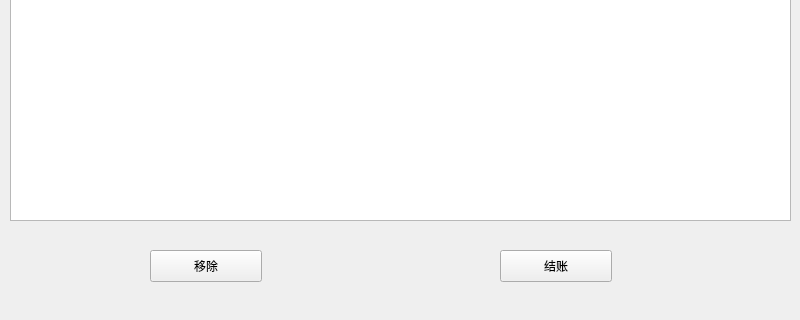
Qt form cartwindow.ui (rei-smz/oop-homework) before a commit; both pictures show x 0 to 800 and y 280 to 600 of the 800 by 600 pixel window.
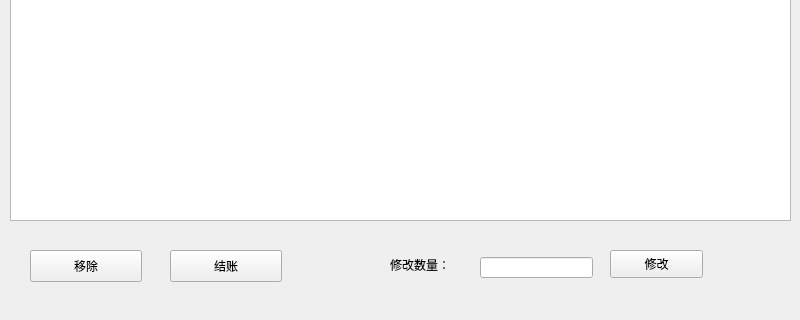
The same form after that commit.

Diff of the .ui file:
```diff
--- a/cartwindow.ui
+++ b/cartwindow.ui
@@ -66,7 +66,7 @@
   <widget class="QPushButton" name="delButton">
    <property name="geometry">
     <rect>
-     <x>150</x>
+     <x>30</x>
      <y>530</y>
      <width>112</width>
      <height>32</height>
@@ -79,7 +79,7 @@
   <widget class="QPushButton" name="purchaseButton">
    <property name="geometry">
     <rect>
-     <x>500</x>
+     <x>170</x>
      <y>530</y>
      <width>112</width>
      <height>32</height>
@@ -89,6 +89,42 @@
     <string>结账</string>
    </property>
   </widget>
+  <widget class="QLabel" name="label">
+   <property name="geometry">
+    <rect>
+     <x>390</x>
+     <y>537</y>
+     <width>72</width>
+     <height>15</height>
+    </rect>
+   </property>
+   <property name="text">
+    <string>修改数量：</string>
+   </property>
+  </widget>
+  <widget class="QLineEdit" name="lineEdit">
+   <property name="geometry">
+    <rect>
+     <x>480</x>
+     <y>537</y>
+     <width>113</width>
+     <height>21</height>
+    </rect>
+   </property>
+  </widget>
+  <widget class="QPushButton" name="changeButton">
+   <property name="geometry">
+    <rect>
+     <x>610</x>
+     <y>530</y>
+     <width>93</width>
+     <height>28</height>
+    </rect>
+   </property>
+   <property name="text">
+    <string>修改</string>
+   </property>
+  </widget>
  </widget>
  <resources/>
  <connections/>
```
